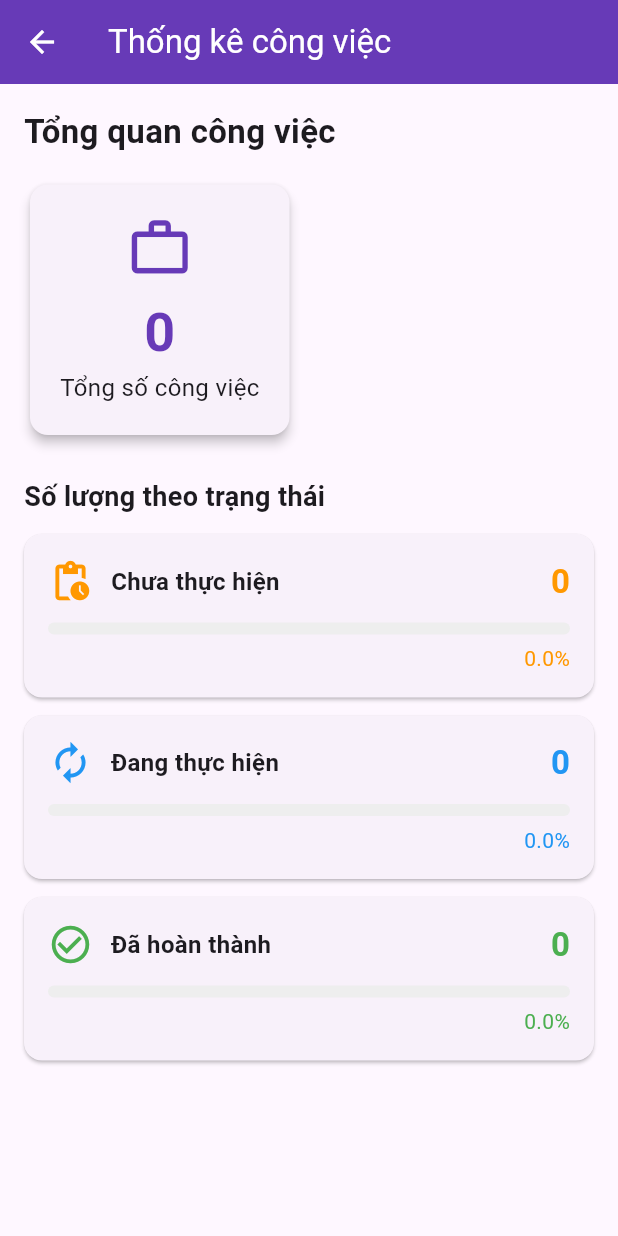
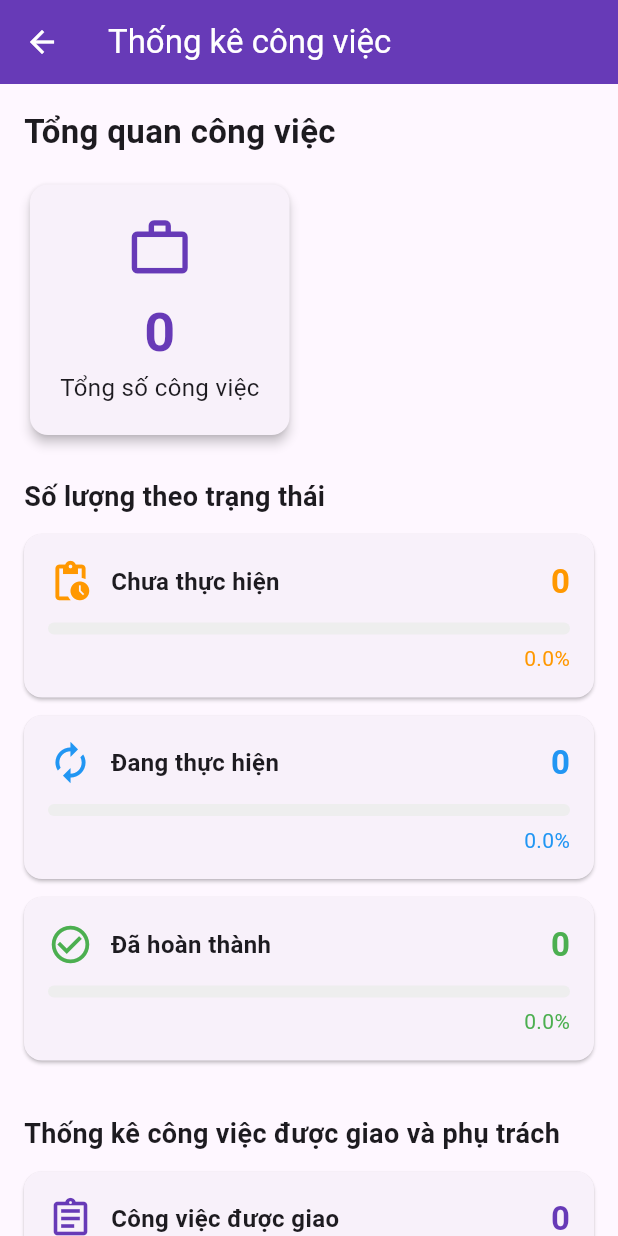
Before and after one commit to doantanluckhmt2411058/KHMT2411058_DOANTANLUC_casestudy2, a Flutter app: the StatisticsScreen screen opened directly with empty values, on a phone screen of 412 x 824 dp. Run offline on Flutter 3.47's test engine with Material 3 defaults, Android fonts, the phone set to English and light mode, and no system bars; our stand-ins replace shared_preferences; accounts and stored records are empty.

Commit message:
Hoan thanh E2 thong ke cong viec duoc giao va dang phu trach

```diff
--- a/TaskManager/lib/screens/statistics_screen.dart
+++ b/TaskManager/lib/screens/statistics_screen.dart
@@ -1,14 +1,111 @@
+import 'dart:convert';
+
 import 'package:flutter/material.dart';
+import 'package:shared_preferences/shared_preferences.dart';
 
-class StatisticsScreen extends StatelessWidget {
+class StatisticsScreen extends StatefulWidget {
   final List<dynamic> tasks;
 
   const StatisticsScreen({super.key, required this.tasks});
 
+  @override
+  State<StatisticsScreen> createState() => _StatisticsScreenState();
+}
+
+class _StatisticsScreenState extends State<StatisticsScreen> {
+  String? currentUserId;
+  bool isLoadingUser = true;
+
+  @override
+  void initState() {
+    super.initState();
+    _loadCurrentUserId();
+  }
+
+  // Lấy ID người dùng từ JWT
+  Future<void> _loadCurrentUserId() async {
+    try {
+      final prefs = await SharedPreferences.getInstance();
+      final token = prefs.getString('token');
+
+      if (token == null || token.isEmpty) {
+        setState(() {
+          isLoadingUser = false;
+        });
+        return;
+      }
+
+      final parts = token.split('.');
+
+      if (parts.length != 3) {
+        setState(() {
+          isLoadingUser = false;
+        });
+        return;
+      }
+
+      final payload = jsonDecode(
+        utf8.decode(base64Url.decode(base64Url.normalize(parts[1]))),
+      );
+
+      setState(() {
+        currentUserId = (payload['userId'] ?? payload['_id'] ?? payload['id'])
+            ?.toString();
+
+        isLoadingUser = false;
+      });
+    } catch (e) {
+      setState(() {
+        isLoadingUser = false;
+      });
+    }
+  }
+
+  // Lấy ID dù dữ liệu đã populate hay chưa
+  String? _getId(dynamic value) {
+    if (value == null) return null;
+
+    if (value is Map) {
+      return (value['_id'] ?? value['id'] ?? value['userId'])?.toString();
+    }
+
+    return value.toString();
+  }
+
+  // Đếm công việc theo trạng thái
   int countByStatus(String status) {
-    return tasks.where((task) {
+    return widget.tasks.where((task) {
       if (task is! Map) return false;
       return task['status']?.toString() == status;
+    }).length;
+  }
+
+  // E2: Công việc do mình tạo và đã giao cho người khác
+  int get assignedTaskCount {
+    return widget.tasks.where((task) {
+      if (task is! Map) return false;
+
+      final roles = task['myRoles'];
+      final assignees = task['assigneeIds'];
+
+      final isCreator = roles is List && roles.contains('creator');
+
+      final hasAssignees = assignees is List && assignees.isNotEmpty;
+
+      return isCreator && hasAssignees;
+    }).length;
+  }
+
+  // E2: Công việc mình đang là người phụ trách chính
+  int get responsibleTaskCount {
+    if (currentUserId == null) return 0;
+
+    return widget.tasks.where((task) {
+      if (task is! Map) return false;
+
+      final primaryId = _getId(task['primaryAssigneeId']);
+
+      return primaryId == currentUserId;
     }).length;
   }
 
@@ -17,7 +114,7 @@ class StatisticsScreen extends StatelessWidget {
     final todo = countByStatus('todo');
     final inProgress = countByStatus('in_progress');
     final completed = countByStatus('completed');
-    final total = tasks.length;
+    final total = widget.tasks.length;
 
     return Scaffold(
       appBar: AppBar(
@@ -36,6 +133,7 @@ class StatisticsScreen extends StatelessWidget {
             ),
             const SizedBox(height: 16),
 
+            // Tổng số công việc
             Card(
               elevation: 3,
               child: Padding(
@@ -66,6 +164,8 @@ class StatisticsScreen extends StatelessWidget {
             ),
 
             const SizedBox(height: 24),
+
+            // E1
             const Text(
               'Số lượng theo trạng thái',
               style: TextStyle(fontSize: 18, fontWeight: FontWeight.bold),
@@ -79,6 +179,7 @@ class StatisticsScreen extends StatelessWidget {
               color: Colors.orange,
               icon: Icons.pending_actions,
             ),
+
             _buildStatusCard(
               title: 'Đang thực hiện',
               count: inProgress,
@@ -86,6 +187,7 @@ class StatisticsScreen extends StatelessWidget {
               color: Colors.blue,
               icon: Icons.autorenew,
             ),
+
             _buildStatusCard(
               title: 'Đã hoàn thành',
               count: completed,
@@ -93,6 +195,49 @@ class StatisticsScreen extends StatelessWidget {
               color: Colors.green,
               icon: Icons.check_circle_outline,
             ),
+
+            const SizedBox(height: 24),
+
+            // E2
+            const Text(
+              'Thống kê công việc được giao và phụ trách',
+              style: TextStyle(fontSize: 18, fontWeight: FontWeight.bold),
+            ),
+            const SizedBox(height: 12),
+
+            _buildStatusCard(
+              title: 'Công việc được giao',
+              count: assignedTaskCount,
+              total: total,
+              color: Colors.deepPurple,
+              icon: Icons.assignment_outlined,
+            ),
+
+            if (isLoadingUser)
+              const Center(
+                child: Padding(
+                  padding: EdgeInsets.all(16),
+                  child: CircularProgressIndicator(),
+                ),
+              )
+            else
+              _buildStatusCard(
+                title: 'Công việc đang phụ trách',
+                count: responsibleTaskCount,
+                total: total,
+                color: Colors.teal,
+                icon: Icons.person_pin_circle_outlined,
+              ),
+
+            if (!isLoadingUser && currentUserId == null)
+              const Padding(
+                padding: EdgeInsets.only(top: 8),
+                child: Text(
+                  'Không lấy được thông tin tài khoản. '
+                  'Vui lòng đăng nhập lại để xem thống kê công việc phụ trách.',
+                  style: TextStyle(color: Colors.red, fontSize: 13),
+                ),
+              ),
           ],
         ),
       ),
@@ -139,7 +284,7 @@ class StatisticsScreen extends StatelessWidget {
             ),
             const SizedBox(height: 12),
             LinearProgressIndicator(
-              value: percent,
+              value: percent.clamp(0.0, 1.0),
               minHeight: 8,
               backgroundColor: Colors.grey.shade200,
               valueColor: AlwaysStoppedAnimation<Color>(color),
```
